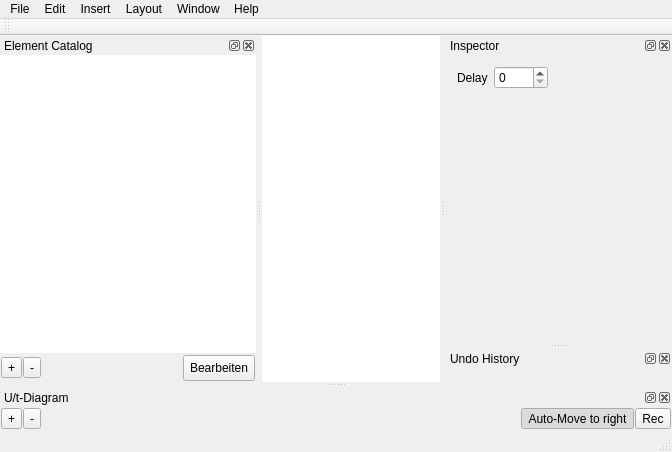
Before: the Qt Designer form src/widgets/mainwindow.ui in narrowtux/Gatter, drawn with Qt 5.
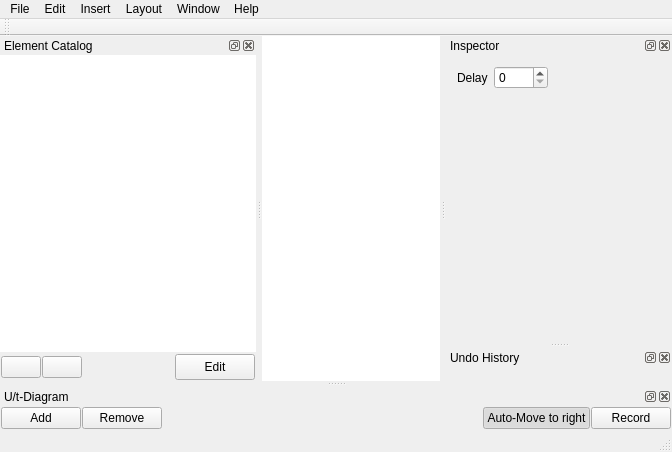
After: the same form once the commit is applied. Icons and pictures are not drawn. Custom widgets are drawn as their Qt base class.

Diff of the .ui file:
```diff
--- a/src/widgets/mainwindow.ui
+++ b/src/widgets/mainwindow.ui
@@ -209,7 +209,7 @@
           <x>0</x>
           <y>0</y>
           <width>226</width>
-          <height>255</height>
+          <height>258</height>
          </rect>
         </property>
         <layout class="QVBoxLayout" name="verticalLayout_3">
@@ -282,46 +282,6 @@
      <property name="spacing">
       <number>1</number>
      </property>
-     <item row="0" column="0">
-      <widget class="QToolButton" name="addUTRecordingButton">
-       <property name="contextMenuPolicy">
-        <enum>Qt::PreventContextMenu</enum>
-       </property>
-       <property name="toolTip">
-        <string>Add watched connection</string>
-       </property>
-       <property name="text">
-        <string>+</string>
-       </property>
-       <property name="icon">
-        <iconset resource="../res.qrc">
-         <normaloff>:/icons/toolbar/icons/list-add.png</normaloff>:/icons/toolbar/icons/list-add.png</iconset>
-       </property>
-       <property name="popupMode">
-        <enum>QToolButton::InstantPopup</enum>
-       </property>
-       <property name="arrowType">
-        <enum>Qt::NoArrow</enum>
-       </property>
-      </widget>
-     </item>
-     <item row="0" column="4">
-      <widget class="QToolButton" name="recordUTButton">
-       <property name="toolTip">
-        <string>Record</string>
-       </property>
-       <property name="text">
-        <string>Rec</string>
-       </property>
-       <property name="icon">
-        <iconset resource="../res.qrc">
-         <normaloff>:/icons/toolbar/icons/record.png</normaloff>:/icons/toolbar/icons/record.png</iconset>
-       </property>
-       <property name="checkable">
-        <bool>true</bool>
-       </property>
-      </widget>
-     </item>
      <item row="0" column="2">
       <spacer name="horizontalSpacer_2">
        <property name="orientation">
@@ -339,7 +299,7 @@
       <layout class="QVBoxLayout" name="UTRecordLayout"/>
      </item>
      <item row="0" column="3">
-      <widget class="QToolButton" name="autoScrollButton">
+      <widget class="QPushButton" name="autoScrollButton">
        <property name="toolTip">
         <string>Auto-Scroll</string>
        </property>
@@ -358,13 +318,47 @@
        </property>
       </widget>
      </item>
+     <item row="0" column="4">
+      <widget class="QPushButton" name="recordUTButton">
+       <property name="toolTip">
+        <string>Record</string>
+       </property>
+       <property name="text">
+        <string>Record</string>
+       </property>
+       <property name="icon">
+        <iconset resource="../res.qrc">
+         <normaloff>:/icons/toolbar/icons/record.png</normaloff>:/icons/toolbar/icons/record.png</iconset>
+       </property>
+       <property name="checkable">
+        <bool>true</bool>
+       </property>
+      </widget>
+     </item>
+     <item row="0" column="0">
+      <widget class="QPushButton" name="addUTRecordingButton">
+       <property name="contextMenuPolicy">
+        <enum>Qt::PreventContextMenu</enum>
+       </property>
+       <property name="toolTip">
+        <string>Add watched connection</string>
+       </property>
+       <property name="text">
+        <string>Add</string>
+       </property>
+       <property name="icon">
+        <iconset resource="../res.qrc">
+         <normaloff>:/icons/toolbar/icons/list-add.png</normaloff>:/icons/toolbar/icons/list-add.png</iconset>
+       </property>
+      </widget>
+     </item>
      <item row="0" column="1">
-      <widget class="QToolButton" name="removeUTRecordingButton">
+      <widget class="QPushButton" name="removeUTRecordingButton">
        <property name="toolTip">
         <string>Remove selected Template or Category</string>
        </property>
        <property name="text">
-        <string>-</string>
+        <string>Remove</string>
        </property>
        <property name="icon">
         <iconset resource="../res.qrc">
@@ -445,29 +439,26 @@
         <number>1</number>
        </property>
        <item>
-        <widget class="QToolButton" name="toolAddTemplateFromFile">
+        <widget class="QPushButton" name="toolAddTemplateFromFile">
          <property name="toolTip">
           <string>Add Template from File or Category</string>
          </property>
          <property name="text">
-          <string>+</string>
+          <string/>
          </property>
          <property name="icon">
           <iconset resource="../res.qrc">
            <normaloff>:/icons/toolbar/icons/list-add.png</normaloff>:/icons/toolbar/icons/list-add.png</iconset>
          </property>
-         <property name="popupMode">
-          <enum>QToolButton::InstantPopup</enum>
-         </property>
         </widget>
        </item>
        <item>
-        <widget class="QToolButton" name="toolRemoveTemplate">
+        <widget class="QPushButton" name="toolRemoveTemplate">
          <property name="toolTip">
           <string>Remove selected Template or Category</string>
          </property>
          <property name="text">
-          <string>-</string>
+          <string/>
          </property>
          <property name="icon">
           <iconset resource="../res.qrc">
@@ -489,7 +480,7 @@
         </spacer>
        </item>
        <item>
-        <widget class="QToolButton" name="toolButton">
+        <widget class="QPushButton" name="pushButton">
          <property name="minimumSize">
           <size>
            <width>0</width>
@@ -497,7 +488,7 @@
           </size>
          </property>
          <property name="text">
-          <string>Bearbeiten</string>
+          <string>Edit</string>
          </property>
         </widget>
        </item>
```
Left out of the diff: 16 changed lines with no effect on the pictures.
